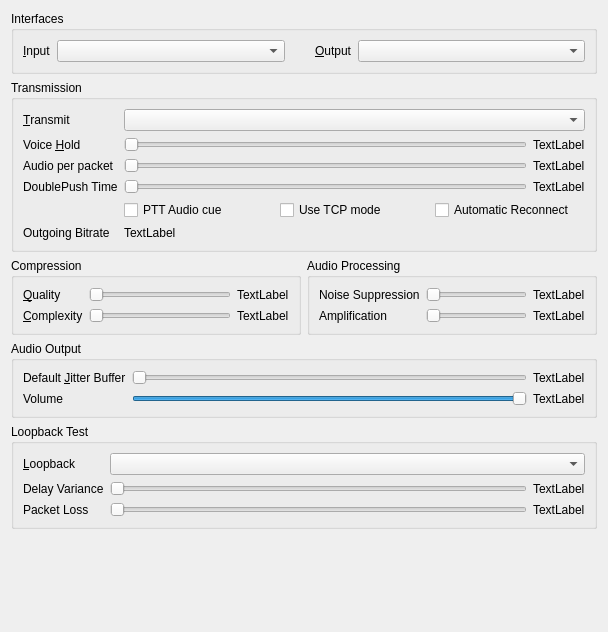
Qt form src/mumble/AudioConfigDialog.ui (mumble-voip/mumble) before a commit.
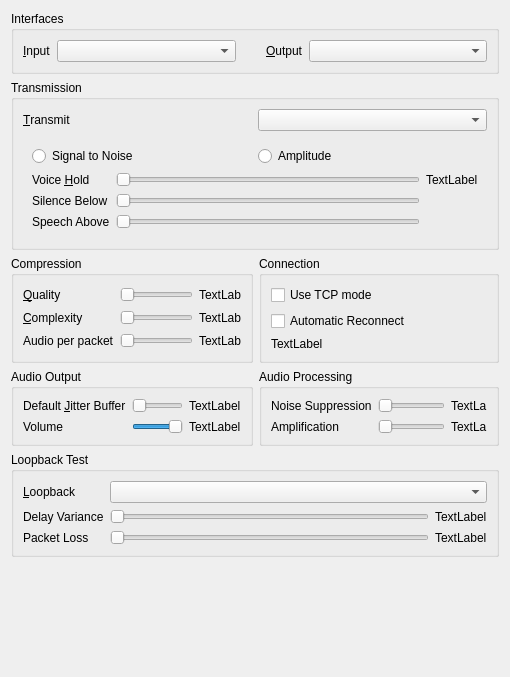
The same form after that commit. The open tabs and pages were chosen to show the change.

Commit message: Updated AudioStats. Added voice detect to AudioConfigDialog.

```diff
--- a/src/mumble/AudioConfigDialog.ui
+++ b/src/mumble/AudioConfigDialog.ui
@@ -5,8 +5,8 @@
    <rect>
     <x>0</x>
     <y>0</y>
-    <width>608</width>
-    <height>632</height>
+    <width>510</width>
+    <height>677</height>
    </rect>
   </property>
   <property name="windowTitle" >
@@ -106,7 +106,7 @@
         </property>
        </widget>
       </item>
-      <item row="0" column="1" colspan="2" >
+      <item row="0" column="1" >
        <widget class="QComboBox" name="qcbTransmit" >
         <property name="toolTip" >
          <string>When to transmit your speech</string>
@@ -116,6 +116,93 @@
         </property>
        </widget>
       </item>
+      <item row="1" column="0" colspan="2" >
+       <widget class="QStackedWidget" name="qswTransmit" >
+        <property name="currentIndex" >
+         <number>2</number>
+        </property>
+        <widget class="QWidget" name="qwPTT" >
+         <layout class="QGridLayout" >
+          <item row="0" column="0" >
+           <widget class="QLabel" name="qliDoublePush" >
+            <property name="text" >
+             <string>DoublePush Time</string>
+            </property>
+            <property name="buddy" >
+             <cstring>qsDoublePush</cstring>
+            </property>
+           </widget>
+          </item>
+          <item row="0" column="1" >
+           <widget class="QSlider" name="qsDoublePush" >
+            <property name="maximum" >
+             <number>1000</number>
+            </property>
+            <property name="singleStep" >
+             <number>10</number>
+            </property>
+            <property name="pageStep" >
+             <number>100</number>
+            </property>
+            <property name="orientation" >
+             <enum>Qt::Horizontal</enum>
+            </property>
+           </widget>
+          </item>
+          <item row="0" column="2" >
+           <widget class="QLabel" name="qlDoublePush" >
+            <property name="text" >
+             <string>TextLabel</string>
+            </property>
+           </widget>
+          </item>
+          <item row="1" column="1" >
+           <widget class="QCheckBox" name="qcbPushClick" >
+            <property name="toolTip" >
+             <string>Audible audio cue when push-to-talk pressed and released</string>
+            </property>
+            <property name="whatsThis" >
+             <string>&lt;b>This enables the audio cues for push to talk.&lt;/b>&lt;br />Setting this will give you a short audio beep when push to talk is pressed and released.</string>
+            </property>
+            <property name="text" >
+             <string>PTT Audio cue</string>
+            </property>
+           </widget>
+          </item>
+         </layout>
+        </widget>
+        <widget class="QWidget" name="qwVAD" >
+         <layout class="QGridLayout" >
+          <item row="0" column="0" colspan="3" >
+           <layout class="QHBoxLayout" >
+            <item>
+             <widget class="QRadioButton" name="qrbSNR" >
+              <property name="toolTip" >
+               <string>Use SNR based speech detection</string>
+              </property>
+              <property name="whatsThis" >
+               <string>&lt;b>This sets speech detection to use Signal to Noise ratio.&lt;/b>&lt;br />In this mode, the input is analyzed for something resembling a clear singal, and the clarity of that signal is used to trigger speech detection.</string>
+              </property>
+              <property name="text" >
+               <string>Signal to Noise</string>
+              </property>
+             </widget>
+            </item>
+            <item>
+             <widget class="QRadioButton" name="qrbAmplitude" >
+              <property name="toolTip" >
+               <string>Use Amplitude based speech detection.</string>
+              </property>
+              <property name="whatsThis" >
+               <string>&lt;b>This sets speech detection to use Amplitude.&lt;/b>&lt;br />In this mode, the raw strength of the input signal is used to detect speech.</string>
+              </property>
+              <property name="text" >
+               <string>Amplitude</string>
+              </property>
+             </widget>
+            </item>
+           </layout>
+          </item>
       <item row="1" column="0" >
        <widget class="QLabel" name="qliTransmitHold" >
         <property name="text" >
@@ -159,6 +246,174 @@
        </widget>
       </item>
       <item row="2" column="0" >
+           <widget class="QLabel" name="qliTransmitMin" >
+            <property name="text" >
+             <string>Silence Below</string>
+            </property>
+           </widget>
+          </item>
+          <item row="2" column="1" >
+           <widget class="QSlider" name="qsTransmitMin" >
+            <property name="toolTip" >
+             <string>Signal values below this counts as silence</string>
+            </property>
+            <property name="whatsThis" >
+             <string>&lt;b>This sets the trigger values for voice detection.&lt;/b>&lt;br />Use this together with the Audio Statistics window to manually tune the trigger values for detecting speech. Input values below "Silence Below" always count as silence. Values above "Speech Above" always count as voice. Values in between will count as voice if you're already talking, but will not trigger a new detection.</string>
+            </property>
+            <property name="minimum" >
+             <number>1</number>
+            </property>
+            <property name="maximum" >
+             <number>32767</number>
+            </property>
+            <property name="singleStep" >
+             <number>100</number>
+            </property>
+            <property name="pageStep" >
+             <number>1000</number>
+            </property>
+            <property name="orientation" >
+             <enum>Qt::Horizontal</enum>
+            </property>
+           </widget>
+          </item>
+          <item row="3" column="0" >
+           <widget class="QLabel" name="qliTransmitMax" >
+            <property name="text" >
+             <string>Speech Above</string>
+            </property>
+           </widget>
+          </item>
+          <item row="3" column="1" >
+           <widget class="QSlider" name="qsTransmitMax" >
+            <property name="toolTip" >
+             <string>Signal values above this count as voice</string>
+            </property>
+            <property name="whatsThis" >
+             <string>&lt;b>This sets the trigger values for voice detection.&lt;/b>&lt;br />Use this together with the Audio Statistics window to manually tune the trigger values for detecting speech. Input values below "Silence Below" always count as silence. Values above "Speech Above" always count as voice. Values in between will count as voice if you're already talking, but will not trigger a new detection.</string>
+            </property>
+            <property name="minimum" >
+             <number>1</number>
+            </property>
+            <property name="maximum" >
+             <number>32767</number>
+            </property>
+            <property name="singleStep" >
+             <number>100</number>
+            </property>
+            <property name="pageStep" >
+             <number>1000</number>
+            </property>
+            <property name="orientation" >
+             <enum>Qt::Horizontal</enum>
+            </property>
+           </widget>
+          </item>
+         </layout>
+        </widget>
+        <widget class="QWidget" name="qwContinuous" />
+       </widget>
+      </item>
+     </layout>
+    </widget>
+   </item>
+   <item row="2" column="0" >
+    <widget class="QGroupBox" name="groupBox_3" >
+     <property name="title" >
+      <string>Compression</string>
+     </property>
+     <layout class="QGridLayout" >
+      <item row="0" column="0" >
+       <widget class="QLabel" name="label_9" >
+        <property name="text" >
+         <string>&amp;Quality</string>
+        </property>
+        <property name="buddy" >
+         <cstring>qsQuality</cstring>
+        </property>
+       </widget>
+      </item>
+      <item row="0" column="1" >
+       <widget class="QSlider" name="qsQuality" >
+        <property name="toolTip" >
+         <string>Quality of compression (peak bandwidth)</string>
+        </property>
+        <property name="whatsThis" >
+         <string>&lt;b>This sets the quality of compression.&lt;/b>&lt;br />This determines how much bandwidth Mumble is allowed to use for outgoing audio.</string>
+        </property>
+        <property name="minimum" >
+         <number>2</number>
+        </property>
+        <property name="maximum" >
+         <number>10</number>
+        </property>
+        <property name="pageStep" >
+         <number>2</number>
+        </property>
+        <property name="orientation" >
+         <enum>Qt::Horizontal</enum>
+        </property>
+       </widget>
+      </item>
+      <item row="0" column="2" >
+       <widget class="QLabel" name="qlQuality" >
+        <property name="minimumSize" >
+         <size>
+          <width>30</width>
+          <height>0</height>
+         </size>
+        </property>
+        <property name="text" >
+         <string>TextLabel</string>
+        </property>
+       </widget>
+      </item>
+      <item row="1" column="0" >
+       <widget class="QLabel" name="qliComplexity" >
+        <property name="text" >
+         <string>&amp;Complexity</string>
+        </property>
+        <property name="buddy" >
+         <cstring>qsComplexity</cstring>
+        </property>
+       </widget>
+      </item>
+      <item row="1" column="1" >
+       <widget class="QSlider" name="qsComplexity" >
+        <property name="toolTip" >
+         <string>Complexity of compression (CPU)</string>
+        </property>
+        <property name="whatsThis" >
+         <string>&lt;b>This sets the complexity of compression.&lt;/b>&lt;br />This determines how much CPU Mumble is allowed to use to increase transmitted voice quality. Settings above 5 give only marginal gain.</string>
+        </property>
+        <property name="minimum" >
+         <number>4</number>
+        </property>
+        <property name="maximum" >
+         <number>10</number>
+        </property>
+        <property name="pageStep" >
+         <number>2</number>
+        </property>
+        <property name="orientation" >
+         <enum>Qt::Horizontal</enum>
+        </property>
+       </widget>
+      </item>
+      <item row="1" column="2" >
+       <widget class="QLabel" name="qlComplexity" >
+        <property name="minimumSize" >
+         <size>
+          <width>30</width>
+          <height>0</height>
+         </size>
+        </property>
+        <property name="text" >
+         <string>TextLabel</string>
+        </property>
+       </widget>
+      </item>
+      <item row="2" column="0" >
        <widget class="QLabel" name="qliFrames" >
         <property name="text" >
          <string>Audio per packet</string>
@@ -203,21 +458,15 @@
         </property>
        </widget>
       </item>
-      <item row="4" column="1" colspan="2" >
-       <layout class="QHBoxLayout" >
-        <item>
-         <widget class="QCheckBox" name="qcbPushClick" >
-          <property name="toolTip" >
-           <string>Audible audio cue when push-to-talk pressed and released</string>
-          </property>
-          <property name="whatsThis" >
-           <string>&lt;b>This enables the audio cues for push to talk.&lt;/b>&lt;br />Setting this will give you a short audio beep when push to talk is pressed and released.</string>
-          </property>
-          <property name="text" >
-           <string>PTT Audio cue</string>
-          </property>
-         </widget>
-        </item>
+     </layout>
+    </widget>
+   </item>
+   <item row="2" column="1" >
+    <widget class="QGroupBox" name="qgbConnection" >
+     <property name="title" >
+      <string>Connection</string>
+     </property>
+     <layout class="QVBoxLayout" >
         <item>
          <widget class="QCheckBox" name="qcbTCP" >
           <property name="toolTip" >
@@ -244,9 +493,7 @@
           </property>
          </widget>
         </item>
-       </layout>
-      </item>
-      <item row="5" column="1" colspan="2" >
+      <item>
        <widget class="QLabel" name="qlBitrate" >
         <property name="toolTip" >
          <string>Maximum bandwidth used for sent audio</string>
@@ -259,59 +506,19 @@
         </property>
        </widget>
       </item>
-      <item row="5" column="0" >
-       <widget class="QLabel" name="label_6" >
-        <property name="text" >
-         <string>Outgoing Bitrate</string>
-        </property>
-       </widget>
-      </item>
-      <item row="3" column="1" >
-       <widget class="QSlider" name="qsDoublePush" >
-        <property name="maximum" >
-         <number>1000</number>
-        </property>
-        <property name="singleStep" >
-         <number>10</number>
-        </property>
-        <property name="pageStep" >
-         <number>100</number>
-        </property>
-        <property name="orientation" >
-         <enum>Qt::Horizontal</enum>
-        </property>
-       </widget>
-      </item>
-      <item row="3" column="2" >
-       <widget class="QLabel" name="qlDoublePush" >
-        <property name="text" >
-         <string>TextLabel</string>
-        </property>
+     </layout>
        </widget>
       </item>
       <item row="3" column="0" >
-       <widget class="QLabel" name="qliDoublePush" >
-        <property name="text" >
-         <string>DoublePush Time</string>
-        </property>
-        <property name="buddy" >
-         <cstring>qsDoublePush</cstring>
-        </property>
-       </widget>
-      </item>
-     </layout>
-    </widget>
-   </item>
-   <item row="2" column="0" >
-    <widget class="QGroupBox" name="groupBox_3" >
+    <widget class="QGroupBox" name="qgbOutput" >
      <property name="title" >
-      <string>Compression</string>
+      <string>Audio Output</string>
      </property>
      <layout class="QGridLayout" >
       <item row="0" column="0" >
-       <widget class="QLabel" name="label_9" >
+       <widget class="QLabel" name="label_17" >
         <property name="text" >
-         <string>&amp;Quality</string>
+         <string>Default &amp;Jitter Buffer</string>
         </property>
         <property name="buddy" >
          <cstring>qsQuality</cstring>
@@ -319,7 +526,7 @@
        </widget>
       </item>
       <item row="0" column="1" >
-       <widget class="QSlider" name="qsQuality" >
+       <widget class="QSlider" name="qsJitter" >
         <property name="toolTip" >
          <string>Quality of compression (peak bandwidth)</string>
         </property>
@@ -327,10 +534,10 @@
          <string>&lt;b>This sets the quality of compression.&lt;/b>&lt;br />This determines how much bandwidth Mumble is allowed to use for outgoing audio.</string>
         </property>
         <property name="minimum" >
-         <number>2</number>
+         <number>1</number>
         </property>
         <property name="maximum" >
-         <number>10</number>
+         <number>5</number>
         </property>
         <property name="pageStep" >
          <number>2</number>
@@ -341,10 +548,10 @@
        </widget>
       </item>
       <item row="0" column="2" >
-       <widget class="QLabel" name="qlQuality" >
+       <widget class="QLabel" name="qlJitter" >
         <property name="minimumSize" >
          <size>
-          <width>30</width>
+          <width>40</width>
           <height>0</height>
          </size>
         </property>
@@ -354,9 +561,9 @@
        </widget>
       </item>
       <item row="1" column="0" >
-       <widget class="QLabel" name="qliComplexity" >
+       <widget class="QLabel" name="label_7" >
         <property name="text" >
-         <string>&amp;Complexity</string>
+         <string>Volume</string>
         </property>
         <property name="buddy" >
          <cstring>qsComplexity</cstring>
@@ -364,7 +571,7 @@
        </widget>
       </item>
       <item row="1" column="1" >
-       <widget class="QSlider" name="qsComplexity" >
+       <widget class="QSlider" name="qsVolume" >
         <property name="toolTip" >
          <string>Complexity of compression (CPU)</string>
         </property>
@@ -372,13 +579,13 @@
          <string>&lt;b>This sets the complexity of compression.&lt;/b>&lt;br />This determines how much CPU Mumble is allowed to use to increase transmitted voice quality. Settings above 5 give only marginal gain.</string>
         </property>
         <property name="minimum" >
-         <number>4</number>
-        </property>
-        <property name="maximum" >
          <number>10</number>
         </property>
-        <property name="pageStep" >
-         <number>2</number>
+        <property name="maximum" >
+         <number>100</number>
+        </property>
+        <property name="value" >
+         <number>100</number>
         </property>
         <property name="orientation" >
          <enum>Qt::Horizontal</enum>
@@ -386,13 +593,7 @@
        </widget>
       </item>
       <item row="1" column="2" >
-       <widget class="QLabel" name="qlComplexity" >
-        <property name="minimumSize" >
-         <size>
-          <width>30</width>
-          <height>0</height>
-         </size>
-        </property>
+       <widget class="QLabel" name="qlVolume" >
         <property name="text" >
          <string>TextLabel</string>
         </property>
@@ -401,7 +602,7 @@
      </layout>
     </widget>
    </item>
-   <item row="2" column="1" >
+   <item row="3" column="1" >
     <widget class="QGroupBox" name="qgbAudio" >
      <property name="title" >
       <string>Audio Processing</string>
@@ -500,99 +701,6 @@
      </layout>
     </widget>
    </item>
-   <item row="3" column="0" colspan="2" >
-    <widget class="QGroupBox" name="qgbOutput" >
-     <property name="title" >
-      <string>Audio Output</string>
-     </property>
-     <layout class="QGridLayout" >
-      <item row="0" column="0" >
-       <widget class="QLabel" name="label_17" >
-        <property name="text" >
-         <string>Default &amp;Jitter Buffer</string>
-        </property>
-        <property name="buddy" >
-         <cstring>qsJitter</cstring>
-        </property>
-       </widget>
-      </item>
-      <item row="0" column="1" >
-       <widget class="QSlider" name="qsJitter" >
-        <property name="toolTip" >
-         <string>Safety margin for jitter buffer</string>
-        </property>
-        <property name="whatsThis" >
-         <string>&lt;b>This sets the minimum safety margin for the jitter buffer.&lt;/b>&lt;br />All incoming audio is buffered, and the jitter buffer continually tries to push the buffer to the minimum sustainable by your network, so latency can be as low as possible. This sets the minimum buffer size to use. If the start of sentences you hear is very jittery, increase this value.</string>
-        </property>
-        <property name="minimum" >
-         <number>1</number>
-        </property>
-        <property name="maximum" >
-         <number>5</number>
-        </property>
-        <property name="pageStep" >
-         <number>2</number>
-        </property>
-        <property name="orientation" >
-         <enum>Qt::Horizontal</enum>
-        </property>
-       </widget>
-      </item>
-      <item row="0" column="2" >
-       <widget class="QLabel" name="qlJitter" >
-        <property name="minimumSize" >
-         <size>
-          <width>40</width>
-          <height>0</height>
-         </size>
-        </property>
-        <property name="text" >
-         <string>TextLabel</string>
-        </property>
-       </widget>
-      </item>
-      <item row="1" column="0" >
-       <widget class="QLabel" name="label_7" >
-        <property name="text" >
-         <string>Volume</string>
-        </property>
-        <property name="buddy" >
-         <cstring>qsVolume</cstring>
-        </property>
-       </widget>
-      </item>
-      <item row="1" column="1" >
-       <widget class="QSlider" name="qsVolume" >
-        <property name="toolTip" >
-         <string>Volume of incoming speech</string>
-        </property>
-        <property name="whatsThis" >
-         <string>&lt;b>This adjusts the volume of incoming speech.&lt;/b>&lt;br />Note that this can only be used to decrease the volume. No amplification is possible.</string>
-        </property>
-        <property name="minimum" >
-         <number>10</number>
-        </property>
-        <property name="maximum" >
-         <number>100</number>
-        </property>
-        <property name="value" >
-         <number>100</number>
-        </property>
-        <property name="orientation" >
-         <enum>Qt::Horizontal</enum>
-        </property>
-       </widget>
-      </item>
-      <item row="1" column="2" >
-       <widget class="QLabel" name="qlVolume" >
-        <property name="text" >
-         <string>TextLabel</string>
-        </property>
-       </widget>
-      </item>
-     </layout>
-    </widget>
-   </item>
    <item row="4" column="0" colspan="2" >
     <widget class="QGroupBox" name="qgbLoopback" >
      <property name="title" >
```
Left out of the diff: 12 changed lines with no effect on the pictures. Lines whose indentation alone changed are shown as unchanged. The commit also changes 10 other files.
